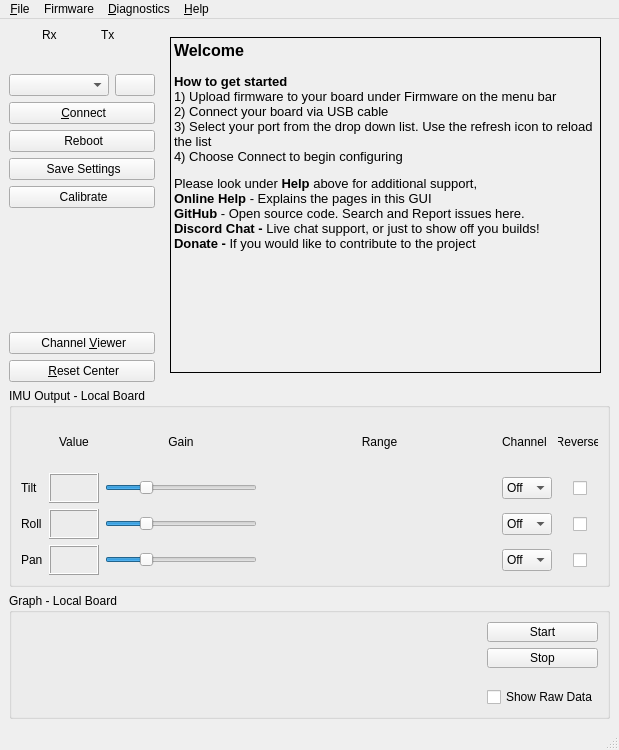
Above: gui/src/mainwindow.ui from L1cardo/HeadTracker_CN before the change. Below: the same form after it.
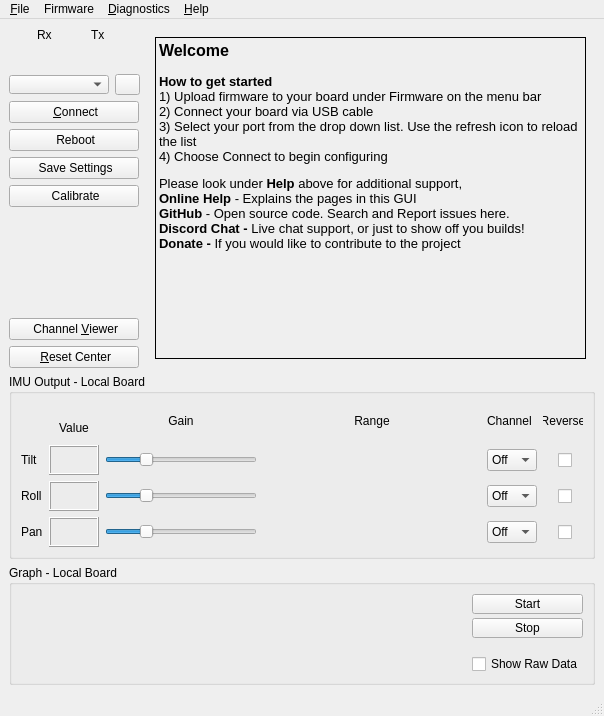
That is the form after the change. The open tabs and pages were chosen to show the change. Icons and pictures are not drawn. Custom widgets are drawn as their Qt base class.

Commit message: fix scrach issue

The edit to the form file:
```diff
--- a/gui/src/mainwindow.ui
+++ b/gui/src/mainwindow.ui
@@ -105,6 +105,12 @@
         </item>
         <item row="9" column="0" colspan="2">
          <widget class="QPushButton" name="cmdResetCenter">
+          <property name="maximumSize">
+           <size>
+            <width>130</width>
+            <height>27</height>
+           </size>
+          </property>
           <property name="toolTip">
            <string>&lt;html&gt;&lt;head/&gt;&lt;body&gt;&lt;p&gt;Performs same function as the physical Reset Button. Used for testing purposes&lt;/p&gt;&lt;/body&gt;&lt;/html&gt;</string>
           </property>
@@ -125,6 +131,12 @@
         </item>
         <item row="5" column="0" colspan="2">
          <widget class="QPushButton" name="cmdSaveNVM">
+          <property name="maximumSize">
+           <size>
+            <width>130</width>
+            <height>27</height>
+           </size>
+          </property>
           <property name="toolTip">
            <string>Permanently save the settings on the headtracker</string>
           </property>
@@ -157,6 +169,12 @@
             <height>0</height>
            </size>
           </property>
+          <property name="maximumSize">
+           <size>
+            <width>100</width>
+            <height>19</height>
+           </size>
+          </property>
           <property name="toolTip">
            <string>&lt;html&gt;&lt;head/&gt;&lt;body&gt;&lt;p&gt;Discoverd com port list&lt;/p&gt;&lt;/body&gt;&lt;/html&gt;</string>
           </property>
@@ -164,6 +182,12 @@
         </item>
         <item row="4" column="0" colspan="2">
          <widget class="QPushButton" name="cmdReboot">
+          <property name="maximumSize">
+           <size>
+            <width>130</width>
+            <height>27</height>
+           </size>
+          </property>
           <property name="toolTip">
            <string>&lt;html&gt;&lt;head/&gt;&lt;body&gt;&lt;p&gt;Reboot the board&lt;/p&gt;&lt;/body&gt;&lt;/html&gt;</string>
           </property>
@@ -184,6 +208,12 @@
         </item>
         <item row="6" column="0" colspan="2">
          <widget class="QPushButton" name="cmdCalibrate">
+          <property name="maximumSize">
+           <size>
+            <width>130</width>
+            <height>27</height>
+           </size>
+          </property>
           <property name="toolTip">
            <string>&lt;html&gt;&lt;head/&gt;&lt;body&gt;&lt;p&gt;This will calibrate the onboard sensors.&lt;/p&gt;&lt;/body&gt;&lt;/html&gt;</string>
           </property>
@@ -204,6 +234,12 @@
         </item>
         <item row="8" column="0" colspan="2">
          <widget class="QPushButton" name="cmdChannelViewer">
+          <property name="maximumSize">
+           <size>
+            <width>130</width>
+            <height>27</height>
+           </size>
+          </property>
           <property name="toolTip">
            <string>&lt;html&gt;&lt;head/&gt;&lt;body&gt;&lt;p&gt;This will show you the actual channel outputs and inputs from PPM / SBUS and Bluetooth&lt;/p&gt;&lt;/body&gt;&lt;/html&gt;</string>
           </property>
@@ -224,6 +260,12 @@
         </item>
         <item row="1" column="1">
          <widget class="QPushButton" name="cmdRefresh">
+          <property name="maximumSize">
+           <size>
+            <width>25</width>
+            <height>21</height>
+           </size>
+          </property>
           <property name="toolTip">
            <string>Refresh Available Serial Ports</string>
           </property>
@@ -236,29 +278,6 @@
           </property>
          </widget>
         </item>
-        <item row="2" column="0" colspan="2">
-         <widget class="QPushButton" name="cmdConnect">
-          <property name="sizePolicy">
-           <sizepolicy hsizetype="Minimum" vsizetype="Fixed">
-            <horstretch>0</horstretch>
-            <verstretch>0</verstretch>
-           </sizepolicy>
-          </property>
-          <property name="text">
-           <string> &amp;Connect</string>
-          </property>
-          <property name="icon">
-           <iconset resource="Resources.qrc">
-            <normaloff>:/Icons/images/connect.svg</normaloff>:/Icons/images/connect.svg</iconset>
-          </property>
-          <property name="iconSize">
-           <size>
-            <width>20</width>
-            <height>20</height>
-           </size>
-          </property>
-         </widget>
-        </item>
         <item row="7" column="0" colspan="2">
          <spacer name="verticalSpacer">
           <property name="orientation">
@@ -272,14 +291,55 @@
           </property>
          </spacer>
         </item>
+        <item row="2" column="0" rowspan="2" colspan="2">
+         <widget class="QPushButton" name="cmdConnect">
+          <property name="sizePolicy">
+           <sizepolicy hsizetype="Minimum" vsizetype="Fixed">
+            <horstretch>0</horstretch>
+            <verstretch>0</verstretch>
+           </sizepolicy>
+          </property>
+          <property name="maximumSize">
+           <size>
+            <width>130</width>
+            <height>27</height>
+           </size>
+          </property>
+          <property name="text">
+           <string> &amp;Connect</string>
+          </property>
+          <property name="icon">
+           <iconset resource="Resources.qrc">
+            <normaloff>:/Icons/images/connect.svg</normaloff>:/Icons/images/connect.svg</iconset>
+          </property>
+          <property name="iconSize">
+           <size>
+            <width>20</width>
+            <height>20</height>
+           </size>
+          </property>
+         </widget>
+        </item>
        </layout>
       </item>
       <item>
        <widget class="QStackedWidget" name="stackedWidget">
+        <property name="minimumSize">
+         <size>
+          <width>0</width>
+          <height>340</height>
+         </size>
+        </property>
         <property name="currentIndex">
          <number>3</number>
         </property>
         <widget class="QWidget" name="page">
+         <property name="minimumSize">
+          <size>
+           <width>0</width>
+           <height>340</height>
+          </size>
+         </property>
          <layout class="QVBoxLayout" name="verticalLayout_3">
           <item>
            <widget class="QLabel" name="label_13">
@@ -3408,6 +3468,12 @@
         <verstretch>0</verstretch>
        </sizepolicy>
       </property>
+      <property name="minimumSize">
+       <size>
+        <width>0</width>
+        <height>185</height>
+       </size>
+      </property>
       <property name="title">
        <string>IMU Output - Local Board</string>
       </property>
@@ -4220,6 +4286,12 @@
         <verstretch>0</verstretch>
        </sizepolicy>
       </property>
+      <property name="minimumSize">
+       <size>
+        <width>0</width>
+        <height>120</height>
+       </size>
+      </property>
       <property name="title">
        <string>Graph - Local Board</string>
       </property>
@@ -4232,12 +4304,6 @@
            <verstretch>7</verstretch>
           </sizepolicy>
          </property>
-         <property name="minimumSize">
-          <size>
-           <width>0</width>
-           <height>80</height>
-          </size>
-         </property>
         </widget>
        </item>
        <item>
```
Left out of the diff: 22 changed lines with no effect on the pictures.
